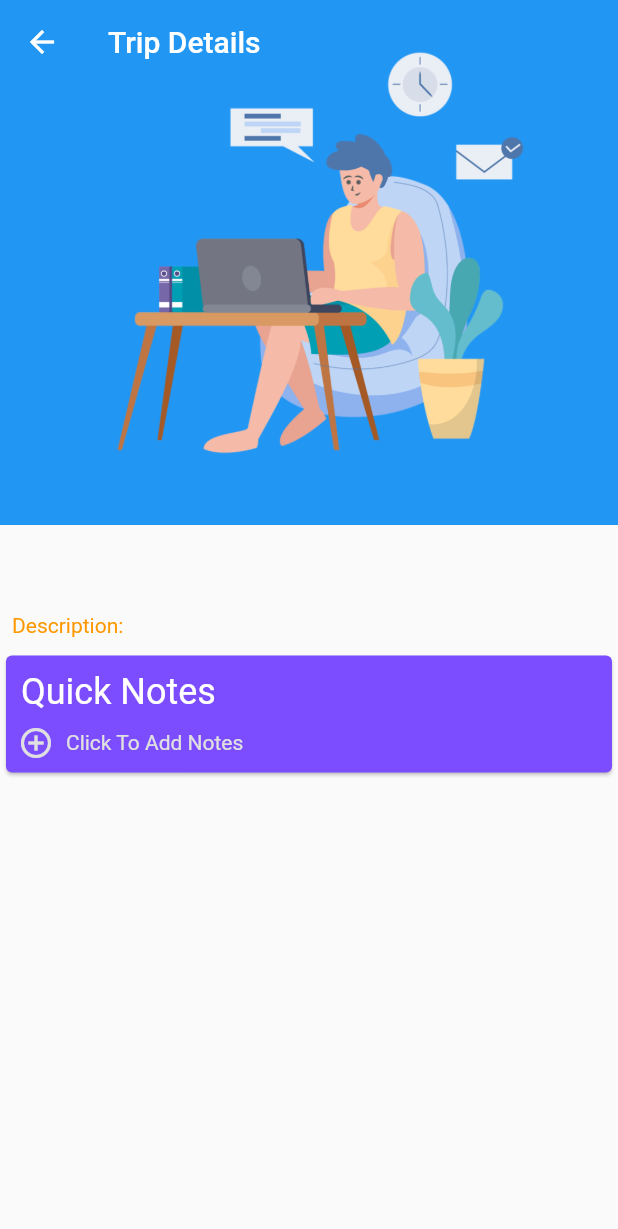
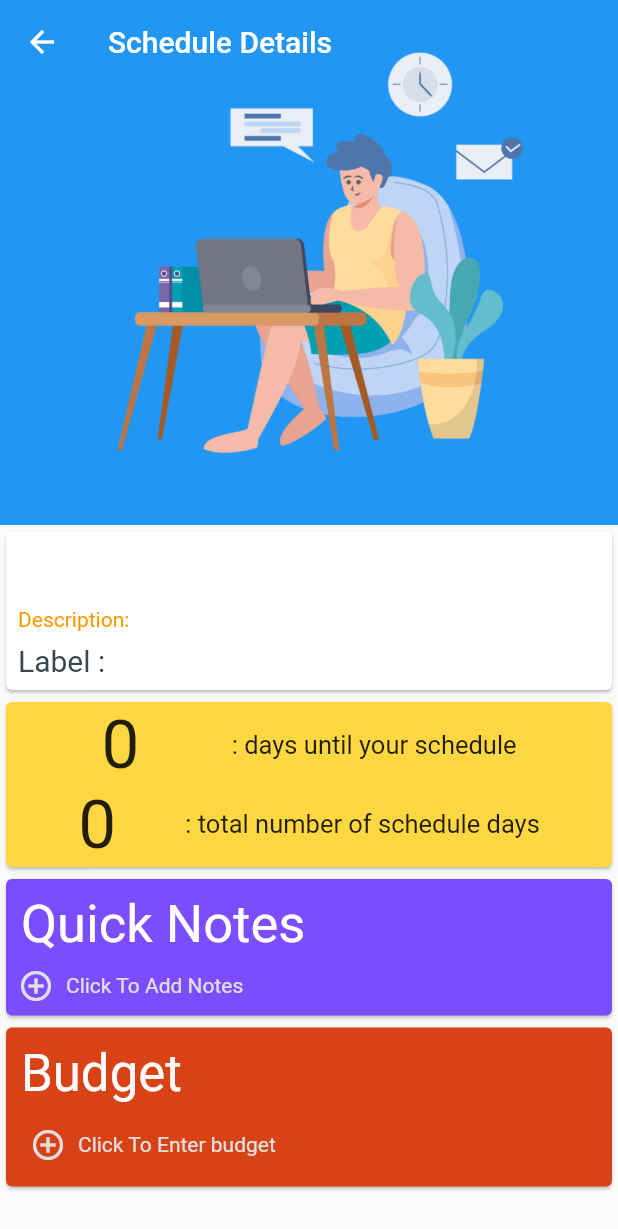
Before and after one commit to mrunal512/JOURV2-, a Flutter app: the DetailScheduleView screen opened directly with empty values, on a phone screen of 412 x 824 dp. Shown: the top 1229 px of the screen. Run offline on Flutter 3.47's test engine with Material 2 defaults, Android fonts, the phone set to English and light mode, and no system bars; our stand-ins replace auto_size_text, cloud_firestore, firebase_auth, firebase_core, flutter_spinkit; missing offline and left inert: date_range_picker; accounts and stored records are empty.

Commit message:
https://github.com/Purvajakale/JOURV2.git

```diff
--- a/lib/main.dart
+++ b/lib/main.dart
@@ -1,5 +1,5 @@
 import 'package:flutter/material.dart';
-import 'home_widget.dart';
+import 'views/navigation_view.dart';
 import 'package:jourv2/views/first_view.dart';
 import 'package:firebase_core/firebase_core.dart';
 import 'package:jourv2/views/sign_up_view.dart';
--- a/lib/models/work.dart
+++ b/lib/models/work.dart
@@ -11,6 +11,7 @@ class details {
   String photoReference;
   String notes;
   String documentId;
+  String budget;
 
   details(
     this.tag,
@@ -40,5 +41,6 @@ class details {
         importance = snapshot.data()['importance'],
         photoReference = snapshot.data()['photoReference'],
         notes = snapshot.data()['notes'],
+        budget = snapshot.data()['budget'],
         documentId = snapshot.id;
 }
--- a/lib/pages.dart
+++ b/lib/pages.dart
@@ -1,4 +1,5 @@
 import 'package:flutter/material.dart';
+import 'package:jourv2/views/profile_view.dart';
 
 class HomePage extends StatelessWidget {
   @override
--- a/lib/services/auth_service.dart
+++ b/lib/services/auth_service.dart
@@ -11,6 +11,11 @@ class AuthService {
   // GET UID
   Future<String> getCurrentUID() async {
     return (_firebaseAuth.currentUser).uid;
+  }
+
+  // GET CURRENT USER
+  Future getCurrentUser() async {
+    return await _firebaseAuth.currentUser;
   }
 
   // Email & Password Sign Up
--- a/lib/views/detail_schedule_view.dart
+++ b/lib/views/detail_schedule_view.dart
@@ -2,6 +2,7 @@ import 'package:flutter/cupertino.dart';
 import 'package:flutter/material.dart';
 import 'package:jourv2/models/work.dart';
 import 'package:jourv2/views/new_works/edit_notes_view.dart';
+import 'package:jourv2/views/new_works/edit_budget_view.dart';
 
 class DetailScheduleView extends StatefulWidget {
   final details work;
@@ -19,7 +20,7 @@ class _DetailScheduleViewState extends State<DetailScheduleView> {
         child: CustomScrollView(
           slivers: <Widget>[
             SliverAppBar(
-              title: Text('Trip Details'),
+              title: Text('Schedule Details'),
               backgroundColor: Colors.blue,
               expandedHeight: 350.0,
               flexibleSpace: FlexibleSpaceBar(
@@ -28,21 +29,13 @@ class _DetailScheduleViewState extends State<DetailScheduleView> {
             ),
             SliverList(
               delegate: SliverChildListDelegate([
-                Padding(
-                  padding: const EdgeInsets.all(8.0),
-                  child: Text(
-                    widget.work.name,
-                    style: TextStyle(fontSize: 30, color: Colors.blue[900]),
-                  ),
-                ),
-                Padding(
-                  padding: const EdgeInsets.all(8.0),
-                  child: Text(
-                    "Description: ${widget.work.description}",
-                    style: TextStyle(color: Colors.orange),
-                  ),
-                ),
+                workDetails(),
+                daysOutCard(),
                 notesCard(context),
+                budgetCard(context),
+                Container(
+                  height: 200,
+                )
               ]),
             )
           ],
@@ -51,9 +44,84 @@ class _DetailScheduleViewState extends State<DetailScheduleView> {
     );
   }
 
+  // TRIP DETAILS
+  Widget workDetails() {
+    return Card(
+      child: Column(
+        children: <Widget>[
+          Row(
+            children: <Widget>[
+              Padding(
+                padding: const EdgeInsets.all(8.0),
+                child: Text(
+                  widget.work.name,
+                  style: TextStyle(fontSize: 30, color: Colors.blue[900]),
+                ),
+              ),
+            ],
+          ),
+          Row(
+            children: <Widget>[
+              Padding(
+                padding: const EdgeInsets.only(left: 8.0, bottom: 8.0),
+                child: Text(
+                  "Description: ${widget.work.description}",
+                  style: TextStyle(color: Colors.orange),
+                ),
+              ),
+            ],
+          ),
+          Row(
+            children: <Widget>[
+              Padding(
+                padding: const EdgeInsets.only(left: 8.0, bottom: 8.0),
+                child: Text(
+                  "Label :" + " ${widget.work.tag}".toUpperCase(),
+                  style: TextStyle(color: Colors.blueGrey[800], fontSize: 20),
+                ),
+              ),
+            ],
+          ),
+        ],
+      ),
+    );
+  }
+
+  // DAYS TILL TRIP CARD
+  Widget daysOutCard() {
+    return Card(
+      color: Colors.amberAccent,
+      child: Padding(
+        padding: const EdgeInsets.all(2.0),
+        child: Column(
+          children: [
+            Row(
+              mainAxisAlignment: MainAxisAlignment.spaceEvenly,
+              children: <Widget>[
+                Text("${getDaysUntilSchedule()}",
+                    style: TextStyle(fontSize: 45)),
+                Text(": days until your schedule",
+                    style: TextStyle(fontSize: 17))
+              ],
+            ),
+            Row(
+              mainAxisAlignment: MainAxisAlignment.spaceEvenly,
+              children: <Widget>[
+                Text("${getTotalScheduleDays()}",
+                    style: TextStyle(fontSize: 45)),
+                Text(": total number of schedule days",
+                    style: TextStyle(fontSize: 17))
+              ],
+            ),
+          ],
+        ),
+      ),
+    );
+  }
+
   Widget notesCard(context) {
     return Hero(
-      tag: "TripNotes-${widget.work.name}",
+      tag: "Notes-${widget.work.name}",
       transitionOnUserGestures: true,
       child: Card(
         color: Colors.deepPurpleAccent,
@@ -65,7 +133,7 @@ class _DetailScheduleViewState extends State<DetailScheduleView> {
                 child: Row(
                   children: <Widget>[
                     Text("Quick Notes",
-                        style: TextStyle(fontSize: 24, color: Colors.white)),
+                        style: TextStyle(fontSize: 35, color: Colors.white)),
                   ],
                 ),
               ),
@@ -78,10 +146,6 @@ class _DetailScheduleViewState extends State<DetailScheduleView> {
             ],
           ),
           onTap: () {
-            // Navigator.push(
-            //     context,
-            //     MaterialPageRoute(
-            //         builder: (context) => EditNotesView(work: widget.work)));
             Navigator.push(
                     context,
                     MaterialPageRoute(
@@ -110,4 +174,77 @@ class _DetailScheduleViewState extends State<DetailScheduleView> {
       ];
     }
   }
+
+  Widget budgetCard(context) {
+    return Hero(
+      tag: "Budget-${widget.work.name}",
+      transitionOnUserGestures: true,
+      child: Card(
+        color: Colors.deepOrange[800],
+        child: InkWell(
+          child: Column(
+            children: <Widget>[
+              Padding(
+                padding: const EdgeInsets.only(top: 10.0, left: 10.0),
+                child: Row(
+                  children: <Widget>[
+                    Text("Budget",
+                        style: TextStyle(fontSize: 34, color: Colors.white)),
+                  ],
+                ),
+              ),
+              Padding(
+                padding: const EdgeInsets.all(8.0),
+                child: Padding(
+                  padding: const EdgeInsets.all(8.0),
+                  child: Row(
+                    children: setBudgetText(),
+                  ),
+                ),
+              )
+            ],
+          ),
+          onTap: () {
+            Navigator.push(
+                context,
+                MaterialPageRoute(
+                    builder: (context) =>
+                        EditBudgetView(work: widget.work))).then((value) {
+              setState(() {});
+            });
+          },
+        ),
+      ),
+    );
+  }
+
+  List<Widget> setBudgetText() {
+    if (widget.work.budget == null) {
+      return [
+        Padding(
+          padding: const EdgeInsets.only(right: 8.0),
+          child: Icon(Icons.add_circle_outline, color: Colors.grey[300]),
+        ),
+        Text("Click To Enter budget",
+            style: TextStyle(color: Colors.grey[300])),
+      ];
+    } else {
+      return [
+        Text('Rs. ' + widget.work.budget,
+            style: TextStyle(fontSize: 20, color: Colors.grey[300]))
+      ];
+    }
+  }
+
+  int getTotalScheduleDays() {
+    return widget.work.endDate.difference(widget.work.startDate).inDays;
+  }
+
+  int getDaysUntilSchedule() {
+    int diff = widget.work.startDate.difference(DateTime.now()).inDays;
+    if (diff < 0) {
+      diff = 0;
+    }
+    return diff;
+  }
 }
--- a/lib/views/new_works/edit_notes_view.dart
+++ b/lib/views/new_works/edit_notes_view.dart
@@ -175,7 +175,7 @@ class _EditNotesViewState extends State<EditNotesView> {
           children: <Widget>[
             Expanded(
               child: Text(
-                "Trip Notes",
+                "Quick Notes",
                 style: TextStyle(fontSize: 24, color: Colors.white),
               ),
             ),
--- a/pubspec.yaml
+++ b/pubspec.yaml
@@ -31,7 +31,6 @@ dependencies:
   google_sign_in: ^4.5.9
   flutter_auth_buttons: ^0.5.0
 
-
 dev_dependencies:
   flutter_test:
     sdk: flutter
```
Also changed, not shown: lib/views/navigation_view.dart (renamed from lib/home_widget.dart, +28 -20 lines), lib/views/new_works/edit_budget_view.dart (added, +121 -0 lines), lib/views/profile_view.dart (added, +72 -0 lines), images/profile.png (added), images/profileimage.png (added), pubspec.lock.
